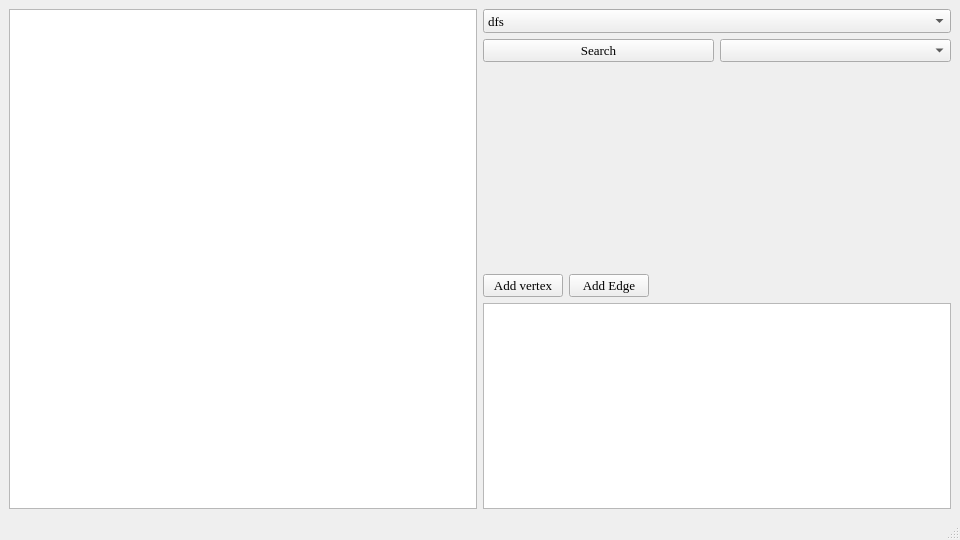
Vigiv/GraphConstructor, file src/mainwindow.ui: the form before one commit.
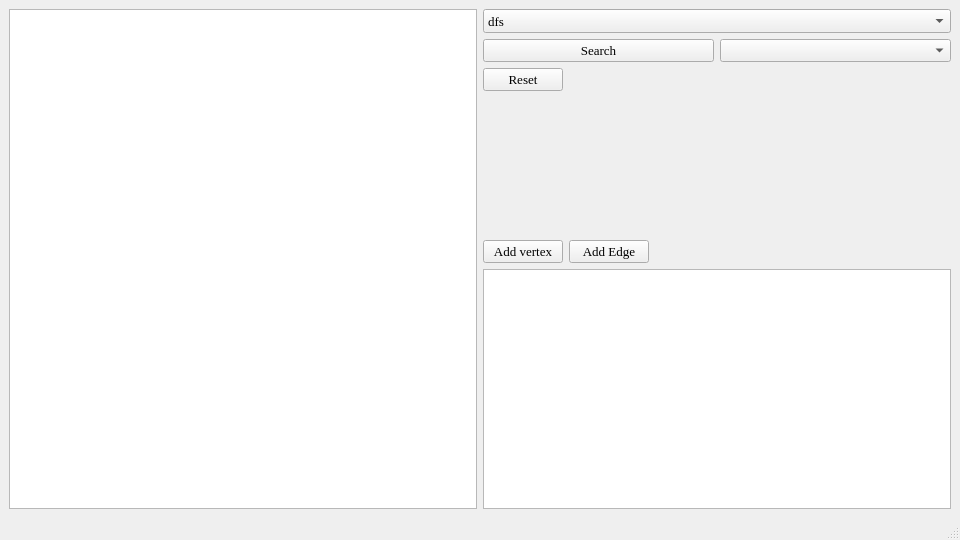
The form after the commit.

Commit message: added reset for search

The edit to the form file:
```diff
--- a/src/mainwindow.ui
+++ b/src/mainwindow.ui
@@ -95,14 +95,41 @@
           </item>
          </layout>
         </item>
+        <item>
+         <layout class="QHBoxLayout" name="horizontalLayout_5">
+          <item>
+           <widget class="QPushButton" name="resetBtn">
+            <property name="font">
+             <font>
+              <family>Times New Roman</family>
+              <pointsize>10</pointsize>
+             </font>
+            </property>
+            <property name="text">
+             <string>Reset</string>
+            </property>
+           </widget>
+          </item>
+          <item>
+           <spacer name="horizontalSpacer_2">
+            <property name="orientation">
+             <enum>Qt::Horizontal</enum>
+            </property>
+            <property name="sizeHint" stdset="0">
+             <size>
+              <width>40</width>
+              <height>20</height>
+             </size>
+            </property>
+           </spacer>
+          </item>
+         </layout>
+        </item>
         <item>
          <spacer name="verticalSpacer">
           <property name="orientation">
            <enum>Qt::Vertical</enum>
           </property>
-          <property name="sizeType">
-           <enum>QSizePolicy::MinimumExpanding</enum>
-          </property>
           <property name="sizeHint" stdset="0">
            <size>
             <width>20</width>
@@ -162,6 +189,12 @@
             <verstretch>0</verstretch>
            </sizepolicy>
           </property>
+          <property name="minimumSize">
+           <size>
+            <width>0</width>
+            <height>240</height>
+           </size>
+          </property>
          </widget>
         </item>
        </layout>
```
The commit also changes 4 other files.
